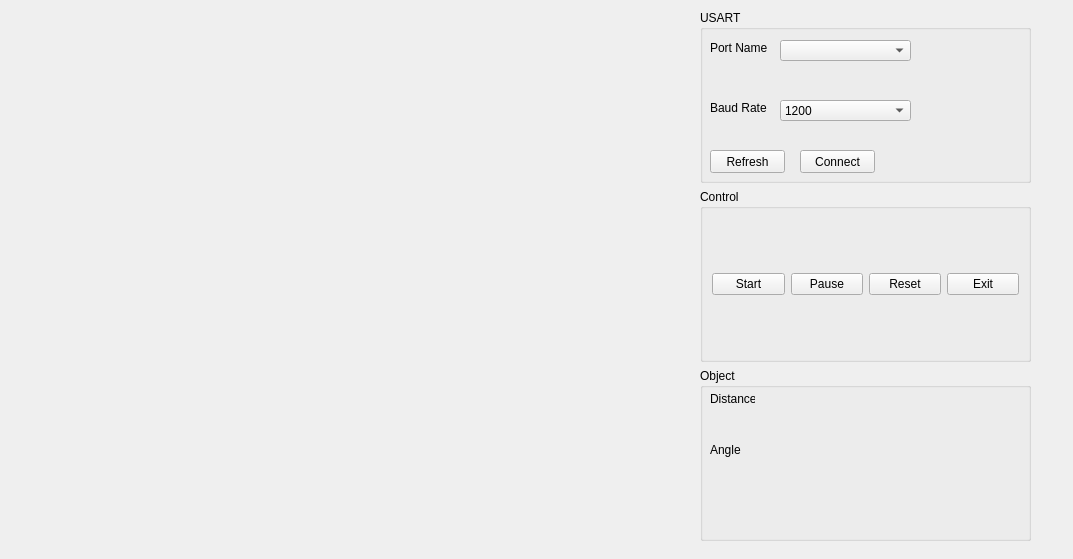
Before: the Qt Designer form GUI.ui in nnpdat/Object-Tracking-with-Optical-Flow-and-SURF, drawn with Qt 5.
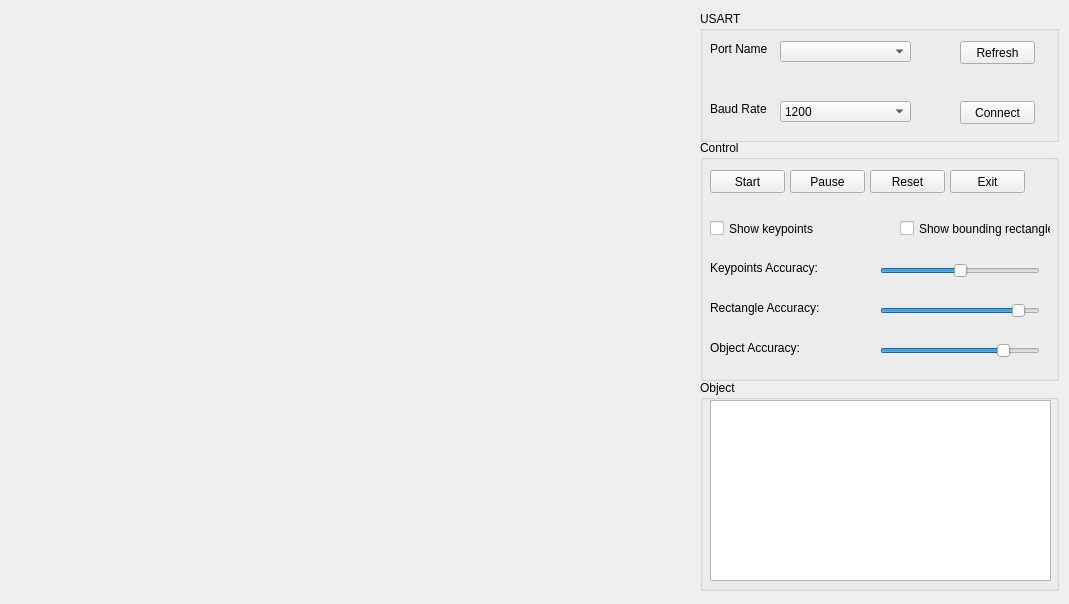
After: the same form once the commit is applied.

```diff
--- a/GUI.ui
+++ b/GUI.ui
@@ -6,8 +6,8 @@
    <rect>
     <x>0</x>
     <y>0</y>
-    <width>1073</width>
-    <height>559</height>
+    <width>1069</width>
+    <height>604</height>
    </rect>
   </property>
   <property name="windowTitle">
@@ -18,26 +18,265 @@
     <rect>
      <x>30</x>
      <y>10</y>
-     <width>640</width>
-     <height>480</height>
+     <width>651</width>
+     <height>581</height>
     </rect>
    </property>
    <property name="text">
     <string/>
    </property>
   </widget>
-  <widget class="QWidget" name="">
+  <widget class="QGroupBox" name="groupBox">
    <property name="geometry">
     <rect>
      <x>700</x>
-     <y>10</y>
-     <width>331</width>
-     <height>531</height>
+     <y>380</y>
+     <width>359</width>
+     <height>211</height>
     </rect>
    </property>
-   <layout class="QGridLayout" name="gridLayout">
-    <item row="0" column="0">
+   <property name="title">
+    <string>Object</string>
+   </property>
+   <widget class="QLabel" name="display_angle">
+    <property name="geometry">
+     <rect>
+      <x>108</x>
+      <y>74</y>
+      <width>47</width>
+      <height>16</height>
+     </rect>
+    </property>
+    <property name="text">
+     <string/>
+    </property>
+   </widget>
+   <widget class="QLabel" name="display_distance">
+    <property name="geometry">
+     <rect>
+      <x>108</x>
+      <y>23</y>
+      <width>47</width>
+      <height>16</height>
+     </rect>
+    </property>
+    <property name="text">
+     <string/>
+    </property>
+   </widget>
+   <widget class="QTextEdit" name="sent_box">
+    <property name="geometry">
+     <rect>
+      <x>10</x>
+      <y>20</y>
+      <width>341</width>
+      <height>181</height>
+     </rect>
+    </property>
+   </widget>
+  </widget>
+  <widget class="QGroupBox" name="groupBox_2">
+   <property name="geometry">
+    <rect>
+     <x>700</x>
+     <y>140</y>
+     <width>359</width>
+     <height>241</height>
+    </rect>
+   </property>
+   <property name="title">
+    <string>Control</string>
+   </property>
+   <widget class="QPushButton" name="Start">
+    <property name="geometry">
+     <rect>
+      <x>10</x>
+      <y>30</y>
+      <width>75</width>
+      <height>23</height>
+     </rect>
+    </property>
+    <property name="text">
+     <string>Start</string>
+    </property>
+   </widget>
+   <widget class="QPushButton" name="Pause">
+    <property name="geometry">
+     <rect>
+      <x>90</x>
+      <y>30</y>
+      <width>75</width>
+      <height>23</height>
+     </rect>
+    </property>
+    <property name="text">
+     <string>Pause</string>
+    </property>
+   </widget>
+   <widget class="QPushButton" name="Reset">
+    <property name="geometry">
+     <rect>
+      <x>170</x>
+      <y>30</y>
+      <width>75</width>
+      <height>23</height>
+     </rect>
+    </property>
+    <property name="text">
+     <string>Reset</string>
+    </property>
+   </widget>
+   <widget class="QPushButton" name="Exit">
+    <property name="geometry">
+     <rect>
+      <x>250</x>
+      <y>30</y>
+      <width>75</width>
+      <height>23</height>
+     </rect>
+    </property>
+    <property name="text">
+     <string>Exit</string>
+    </property>
+   </widget>
+   <widget class="QCheckBox" name="show_keypoints">
+    <property name="geometry">
+     <rect>
+      <x>10</x>
+      <y>80</y>
+      <width>151</width>
+      <height>17</height>
+     </rect>
+    </property>
+    <property name="text">
+     <string>Show keypoints</string>
+    </property>
+   </widget>
+   <widget class="QCheckBox" name="show_bounding_rectangle">
+    <property name="geometry">
+     <rect>
+      <x>200</x>
+      <y>80</y>
+      <width>151</width>
+      <height>17</height>
+     </rect>
+    </property>
+    <property name="text">
+     <string>Show bounding rectangle</string>
+    </property>
+   </widget>
+   <widget class="QSlider" name="keypoints_accuracy_slider">
+    <property name="geometry">
+     <rect>
+      <x>180</x>
+      <y>120</y>
+      <width>160</width>
+      <height>22</height>
+     </rect>
+    </property>
+    <property name="maximum">
+     <number>100</number>
+    </property>
+    <property name="value">
+     <number>50</number>
+    </property>
+    <property name="sliderPosition">
+     <number>50</number>
+    </property>
+    <property name="orientation">
+     <enum>Qt::Horizontal</enum>
+    </property>
+   </widget>
+   <widget class="QSlider" name="rectangle_accuracy_slider">
+    <property name="geometry">
+     <rect>
+      <x>180</x>
+      <y>160</y>
+      <width>160</width>
+      <height>22</height>
+     </rect>
+    </property>
+    <property name="maximum">
+     <number>100</number>
+    </property>
+    <property name="sliderPosition">
+     <number>90</number>
+    </property>
+    <property name="orientation">
+     <enum>Qt::Horizontal</enum>
+    </property>
+   </widget>
+   <widget class="QSlider" name="object_accuracy_slider">
+    <property name="geometry">
+     <rect>
+      <x>180</x>
+      <y>200</y>
+      <width>160</width>
+      <height>22</height>
+     </rect>
+    </property>
+    <property name="maximum">
+     <number>100</number>
+    </property>
+    <property name="singleStep">
+     <number>1</number>
+    </property>
+    <property name="sliderPosition">
+     <number>80</number>
+    </property>
+    <property name="orientation">
+     <enum>Qt::Horizontal</enum>
+    </property>
+   </widget>
+   <widget class="QLabel" name="label_6">
+    <property name="geometry">
+     <rect>
+      <x>10</x>
+      <y>160</y>
+      <width>141</width>
+      <height>16</height>
+     </rect>
+    </property>
+    <property name="text">
+     <string>Rectangle Accuracy:</string>
+    </property>
+   </widget>
+   <widget class="QLabel" name="label_7">
+    <property name="geometry">
+     <rect>
+      <x>10</x>
+      <y>200</y>
+      <width>141</width>
+      <height>16</height>
+     </rect>
+    </property>
+    <property name="text">
+     <string>Object Accuracy:</string>
+    </property>
+   </widget>
+   <widget class="QLabel" name="label_8">
+    <property name="geometry">
+     <rect>
+      <x>10</x>
+      <y>120</y>
+      <width>141</width>
+      <height>16</height>
+     </rect>
+    </property>
+    <property name="text">
+     <string>Keypoints Accuracy:</string>
+    </property>
+   </widget>
+  </widget>
      <widget class="QGroupBox" name="groupBox_3">
+   <property name="geometry">
+    <rect>
+     <x>700</x>
+     <y>11</y>
+     <width>359</width>
+     <height>131</height>
+    </rect>
+   </property>
       <property name="title">
        <string>USART</string>
       </property>
@@ -77,7 +316,7 @@
         </rect>
        </property>
        <property name="currentText">
-        <string>1200</string>
+     <string>115200</string>
        </property>
        <item>
         <property name="text">
@@ -131,8 +370,8 @@
       <widget class="QPushButton" name="UartBtn">
        <property name="geometry">
         <rect>
-         <x>100</x>
-         <y>140</y>
+      <x>260</x>
+      <y>90</y>
          <width>75</width>
          <height>23</height>
         </rect>
@@ -144,8 +383,8 @@
       <widget class="QPushButton" name="Refresh">
        <property name="geometry">
         <rect>
-         <x>10</x>
-         <y>140</y>
+      <x>260</x>
+      <y>30</y>
          <width>75</width>
          <height>23</height>
         </rect>
@@ -154,105 +393,6 @@
         <string>Refresh</string>
        </property>
       </widget>
-     </widget>
-    </item>
-    <item row="1" column="0">
-     <widget class="QGroupBox" name="groupBox_2">
-      <property name="title">
-       <string>Control</string>
-      </property>
-      <layout class="QGridLayout" name="gridLayout_2">
-       <item row="0" column="2">
-        <widget class="QPushButton" name="Reset">
-         <property name="text">
-          <string>Reset</string>
-         </property>
-        </widget>
-       </item>
-       <item row="0" column="3">
-        <widget class="QPushButton" name="Exit">
-         <property name="text">
-          <string>Exit</string>
-         </property>
-        </widget>
-       </item>
-       <item row="0" column="1">
-        <widget class="QPushButton" name="Pause">
-         <property name="text">
-          <string>Pause</string>
-         </property>
-        </widget>
-       </item>
-       <item row="0" column="0">
-        <widget class="QPushButton" name="Start">
-         <property name="text">
-          <string>Start</string>
-         </property>
-        </widget>
-       </item>
-      </layout>
-     </widget>
-    </item>
-    <item row="2" column="0">
-     <widget class="QGroupBox" name="groupBox">
-      <property name="title">
-       <string>Object</string>
-      </property>
-      <widget class="QLabel" name="display_angle">
-       <property name="geometry">
-        <rect>
-         <x>108</x>
-         <y>74</y>
-         <width>47</width>
-         <height>16</height>
-        </rect>
-       </property>
-       <property name="text">
-        <string/>
-       </property>
-      </widget>
-      <widget class="QLabel" name="display_distance">
-       <property name="geometry">
-        <rect>
-         <x>108</x>
-         <y>23</y>
-         <width>47</width>
-         <height>16</height>
-        </rect>
-       </property>
-       <property name="text">
-        <string/>
-       </property>
-      </widget>
-      <widget class="QLabel" name="label_5">
-       <property name="geometry">
-        <rect>
-         <x>10</x>
-         <y>74</y>
-         <width>31</width>
-         <height>16</height>
-        </rect>
-       </property>
-       <property name="text">
-        <string>Angle:</string>
-       </property>
-      </widget>
-      <widget class="QLabel" name="label_4">
-       <property name="geometry">
-        <rect>
-         <x>10</x>
-         <y>23</y>
-         <width>45</width>
-         <height>16</height>
-        </rect>
-       </property>
-       <property name="text">
-        <string>Distance:</string>
-       </property>
-      </widget>
-     </widget>
-    </item>
-   </layout>
   </widget>
  </widget>
  <resources/>
```
Left out of the diff: 5 changed lines with no effect on the pictures. Lines whose indentation alone changed are shown as unchanged.
